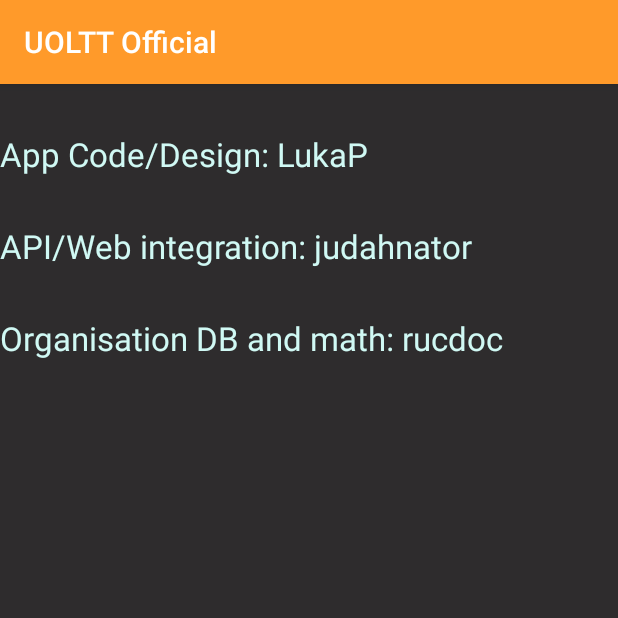
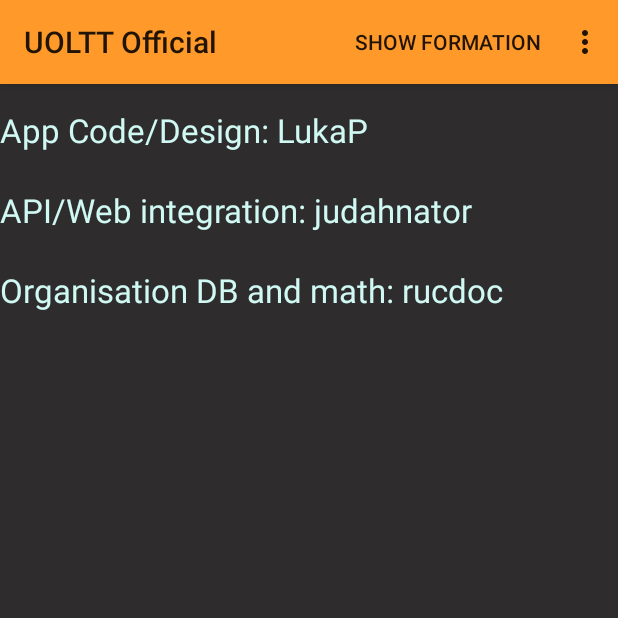
Before and after one commit to UOLTT/UOLTTOfficial, an Android app: the Credits screen opened directly, with no data from a screen before it, on a phone screen of 412 x 824 dp, the top half of it. Run offline under Robolectric (Android 15) with nearby library versions, the phone set to English and light mode, and no system bars.

Commit message:
Fixed logout and an api access bug, added settings and credits activities (placeholders)

```diff
--- a/app/src/main/AndroidManifest.xml
+++ b/app/src/main/AndroidManifest.xml
@@ -19,6 +19,7 @@
                 <category android:name="android.intent.category.LAUNCHER"/>
             </intent-filter>
         </activity>
+
         <activity android:name=".ImageCanvas">
             <action android:name="android.intent.action.VIEW"/>
         </activity>
@@ -30,10 +31,13 @@
 
         <activity android:name=".Settings">
         </activity>
+
         <activity android:name=".Credits">
         </activity>
+
         <activity android:name=".MenuTemplate">
         </activity>
+
     </application>
 
 </manifest>
--- a/app/src/main/java/com/uoltt/lukaprebilgrintal/uolttofficial/BackgroundOps.java
+++ b/app/src/main/java/com/uoltt/lukaprebilgrintal/uolttofficial/BackgroundOps.java
@@ -53,6 +53,7 @@ public class BackgroundOps extends IntentService {
         } catch (Exception e) {
             System.err.println("There was an exception in the bckops");
             System.err.println(e.getMessage());
+            System.err.println(e.toString());
             if (e instanceof JSONException){
                 UserData.jsonErr = true;
             } else if (e instanceof MalformedURLException){
--- a/app/src/main/java/com/uoltt/lukaprebilgrintal/uolttofficial/Credits.java
+++ b/app/src/main/java/com/uoltt/lukaprebilgrintal/uolttofficial/Credits.java
@@ -2,12 +2,15 @@ package com.uoltt.lukaprebilgrintal.uolttofficial;
 
 import android.support.v7.app.AppCompatActivity;
 import android.os.Bundle;
+import android.support.v7.widget.Toolbar;
 
-public class Credits extends AppCompatActivity {
+public class Credits extends MenuTemplate {
 
     @Override
     protected void onCreate(Bundle savedInstanceState) {
         super.onCreate(savedInstanceState);
         setContentView(R.layout.activity_credits);
+        Toolbar myToolbar = (Toolbar) findViewById(R.id.toolbar);
+        setSupportActionBar(myToolbar);
     }
 }
--- a/app/src/main/java/com/uoltt/lukaprebilgrintal/uolttofficial/LoginActivity.java
+++ b/app/src/main/java/com/uoltt/lukaprebilgrintal/uolttofficial/LoginActivity.java
@@ -6,6 +6,7 @@ import android.content.SharedPreferences;
 import android.support.design.widget.Snackbar;
 import android.support.v7.app.AppCompatActivity;
 import android.os.Bundle;
+import android.support.v7.widget.Toolbar;
 import android.view.View;
 import android.widget.EditText;
 
@@ -59,6 +60,8 @@ public class LoginActivity extends AppCompatActivity {
     protected void onCreate(Bundle savedInstanceState) {
         super.onCreate(savedInstanceState);
         setContentView(R.layout.activity_login_main);
+        Toolbar myToolbar = (Toolbar) findViewById(R.id.toolbar);
+        setSupportActionBar(myToolbar);
 
         SharedPreferences prefs = this.getSharedPreferences(getString(R.string.shared_preferences_file), Context.MODE_PRIVATE);
 
--- a/app/src/main/java/com/uoltt/lukaprebilgrintal/uolttofficial/Settings.java
+++ b/app/src/main/java/com/uoltt/lukaprebilgrintal/uolttofficial/Settings.java
@@ -2,12 +2,15 @@ package com.uoltt.lukaprebilgrintal.uolttofficial;
 
 import android.support.v7.app.AppCompatActivity;
 import android.os.Bundle;
+import android.support.v7.widget.Toolbar;
 
-public class Settings extends AppCompatActivity {
+public class Settings extends MenuTemplate {
 
     @Override
     protected void onCreate(Bundle savedInstanceState) {
         super.onCreate(savedInstanceState);
         setContentView(R.layout.activity_settings);
+        Toolbar myToolbar = (Toolbar) findViewById(R.id.toolbar);
+        setSupportActionBar(myToolbar);
     }
 }
--- a/app/src/main/res/layout/activity_credits.xml
+++ b/app/src/main/res/layout/activity_credits.xml
@@ -4,11 +4,22 @@
     xmlns:tools="http://schemas.android.com/tools"
     android:layout_width="match_parent"
     android:layout_height="match_parent"
-    android:background="@color/backgroundDark" >
+    xmlns:app="http://schemas.android.com/apk/res-auto"
+    android:background="@color/backgroundDark">
+
+    <android.support.v7.widget.Toolbar
+        android:id="@+id/toolbar"
+        android:layout_width="match_parent"
+        android:layout_height="?attr/actionBarSize"
+        android:background="?attr/colorPrimary"
+        android:elevation="4dp"
+        android:theme="@style/ThemeOverlay.AppCompat.ActionBar"
+        app:popupTheme="@style/ThemeOverlay.AppCompat.Light"/>
 
     <ScrollView
         android:layout_width="fill_parent"
-        android:layout_height="fill_parent">
+        android:layout_height="fill_parent"
+        android:layout_below="@id/toolbar">
 
         <RelativeLayout
             android:layout_width="wrap_content"
@@ -21,7 +32,7 @@
                 android:textColor="@color/textLight"
                 android:text="@string/luka"
                 android:id="@+id/settingsplaceholder"
-                android:layout_marginTop="32dp"/>
+                android:layout_marginTop="16dp"/>
             <TextView
                 android:layout_width="wrap_content"
                 android:layout_height="wrap_content"
@@ -30,7 +41,7 @@
                 android:text="@string/juda"
                 android:id="@+id/settingsplaceholder1"
                 android:layout_below="@id/settingsplaceholder"
-                android:layout_marginTop="32dp"/>
+                android:layout_marginTop="24dp"/>
             <TextView
                 android:layout_width="wrap_content"
                 android:layout_height="wrap_content"
@@ -39,7 +50,7 @@
                 android:text="@string/rucca"
                 android:id="@+id/settingsplaceholder2"
                 android:layout_below="@id/settingsplaceholder1"
-                android:layout_marginTop="32dp"/>
+                android:layout_marginTop="24dp"/>
 
         </RelativeLayout>
 
--- a/app/src/main/res/menu/options_menu.xml
+++ b/app/src/main/res/menu/options_menu.xml
@@ -1,4 +1,9 @@
-<menu xmlns:android="http://schemas.android.com/apk/res/android">
+<menu xmlns:android="http://schemas.android.com/apk/res/android"
+      xmlns:app="http://schemas.android.com/apk/res-auto">
+
+    <item android:id="@+id/canvas"
+          android:title="@string/canvas"
+          app:showAsAction="ifRoom"/>
 
     <item android:id="@+id/logout"
           android:title="@string/logout" />
--- a/app/src/main/res/values/strings.xml
+++ b/app/src/main/res/values/strings.xml
@@ -7,6 +7,7 @@
     <string name="shared_preferences_file">com.uoltt.lukaprebilgrintal.uolttofficial.USER_DATA_SP</string>
 
     <!-- Menu strings -->
+    <string name="canvas">Show Formation</string>
     <string name="logout">Logout</string>
     <string name="settings">Settings</string>
     <string name="credits">Credits</string>
--- a/app/src/main/res/values/styles.xml
+++ b/app/src/main/res/values/styles.xml
@@ -1,7 +1,7 @@
 <resources>
 
     <!-- Base application theme. -->
-    <style name="AppTheme" parent="Theme.AppCompat.Light.DarkActionBar">
+    <style name="AppTheme" parent="Theme.AppCompat.Light.NoActionBar">
         <!-- Customize your theme here. -->
         <item name="colorPrimary">@color/colorPrimary</item>
         <item name="colorPrimaryDark">@color/colorPrimaryDark</item>
```
Also changed, not shown: app/src/main/java/com/uoltt/lukaprebilgrintal/uolttofficial/ImageCanvas.java (+4 -47 lines), app/src/main/java/com/uoltt/lukaprebilgrintal/uolttofficial/MenuTemplate.java (+70 -3 lines), app/src/main/res/layout/activity_image_canvas.xml (+14 -5 lines), app/src/main/res/layout/activity_login_main.xml (+13 -2 lines), app/src/main/res/layout/activity_settings.xml (+13 -2 lines).
